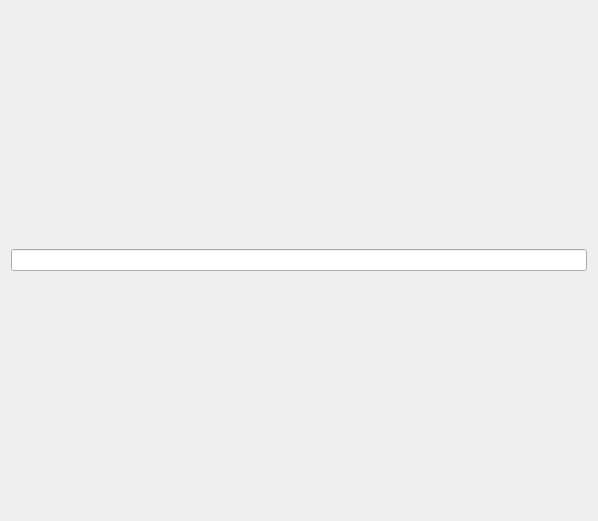
This is TASKB/taskb/widget.ui in rickycaron/2020.12.MediaProcessing_MazeGame as Qt 5 draws it before an edit. The edited form follows.
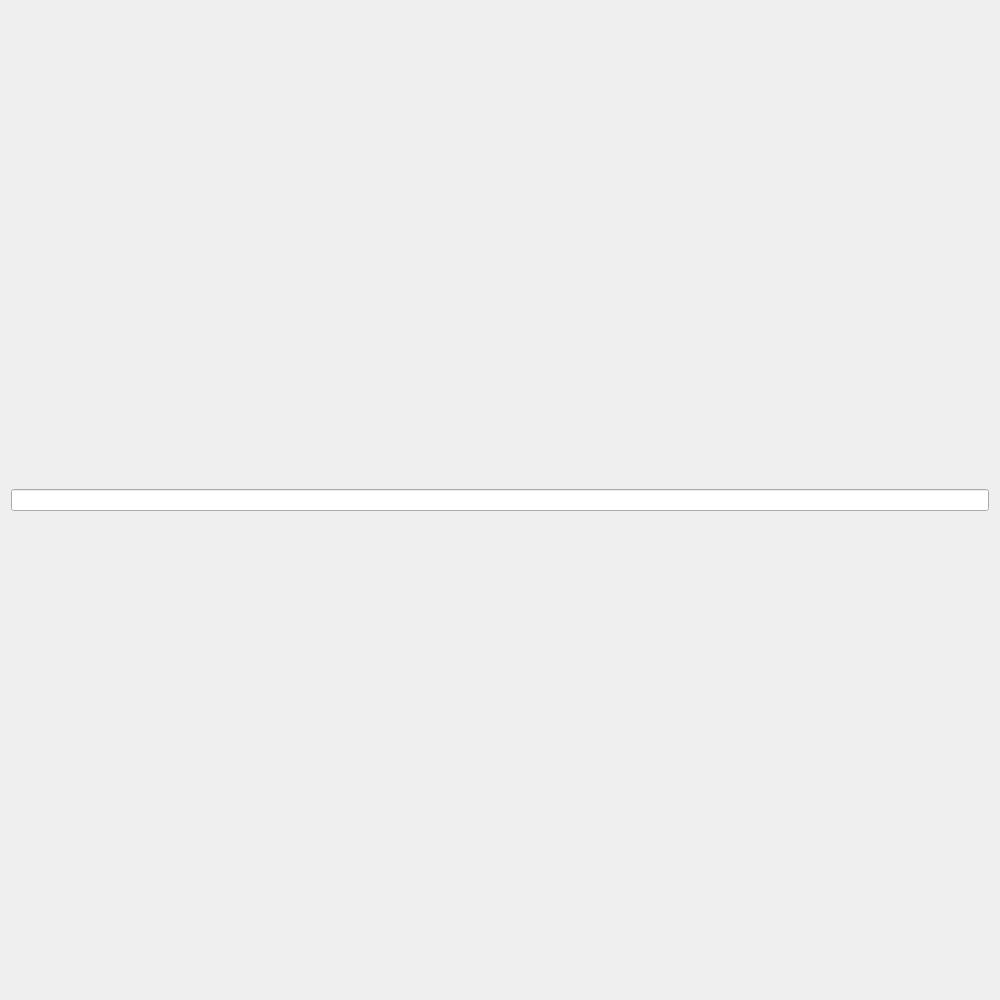
This is the edited form.

```diff
--- a/TASKB/taskb/widget.ui
+++ b/TASKB/taskb/widget.ui
@@ -6,8 +6,8 @@
    <rect>
     <x>0</x>
     <y>0</y>
-    <width>598</width>
-    <height>521</height>
+    <width>1000</width>
+    <height>1000</height>
    </rect>
   </property>
   <property name="sizePolicy">
```
